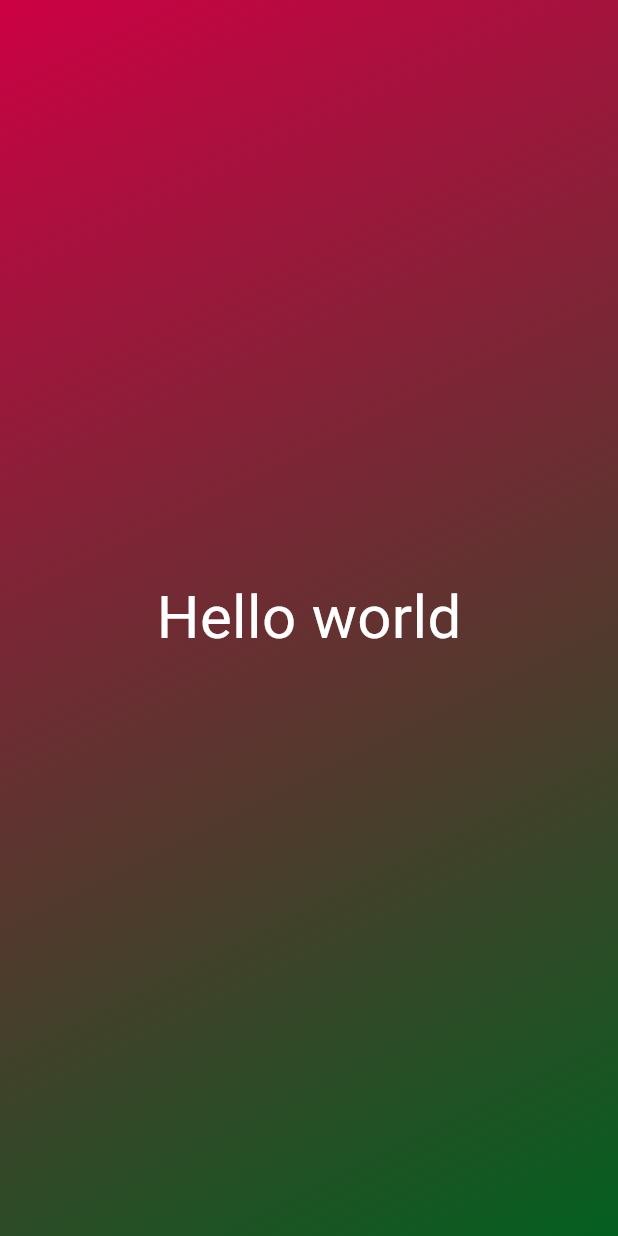
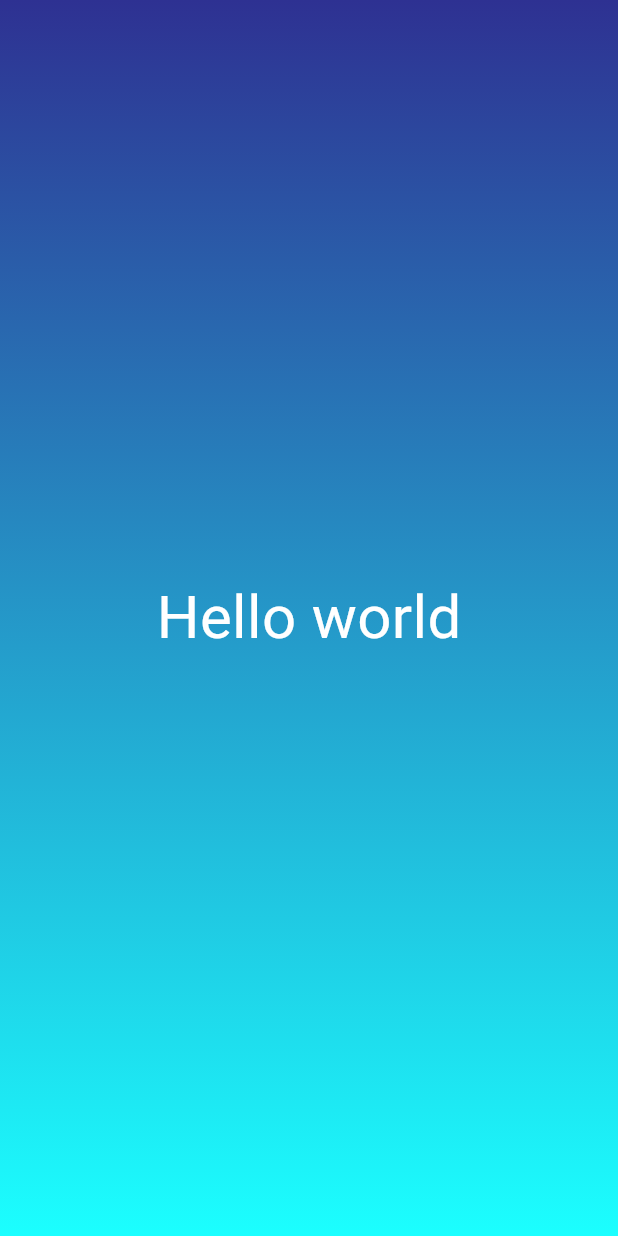
Before and after one commit to SamiulUtshaw/flutter-Dev, a Flutter app: the screen it shows after launch, on a phone screen of 412 x 824 dp. Run offline on Flutter 3.47's test engine with Material 3 defaults, Android fonts, the phone set to English and light mode, and no system bars; Roboto replaces fonts that are missing (Oswald).

Commit message:
class file

```diff
--- /dev/null
+++ b/lib/gradient_container.dart
@@ -0,0 +1,30 @@
+import 'package:flutter/material.dart';
+
+class GradientContainer extends StatelessWidget {
+  const GradientContainer({super.key});
+  @override
+  Widget build(contex){
+    return Container(
+          decoration: const BoxDecoration(
+            gradient: LinearGradient(
+              colors: [
+                Color.fromARGB(255, 46, 49, 146),
+                Color.fromARGB(255, 27, 255, 255),
+              ],
+              begin: Alignment.topCenter,
+              end: Alignment.bottomCenter,
+
+            ),
+          ),
+          child: const Center(
+            child: Text(
+              'Hello world',
+              style: TextStyle(fontFamily: 'Oswald', color: Colors.white, fontSize: 40),
+            ),
+          ),
+        );
+  }
+
+
+
+}
--- a/lib/main.dart
+++ b/lib/main.dart
@@ -1,4 +1,5 @@
 import 'package:flutter/material.dart';
+import 'package:first_app/gradient_container.dart';
 
 void main() {
   runApp(
@@ -9,33 +10,3 @@ void main() {
     ),
   );
 }
-
-
-class GradientContainer extends StatelessWidget {
-  const GradientContainer({super.key});
-  @override
-  Widget build(contex){
-    return Container(
-          decoration: const BoxDecoration(
-            gradient: LinearGradient(
-              colors: [
-                Color.fromARGB(255, 204, 0, 68),
-                Color.fromARGB(255, 3, 95, 31),
-              ],
-              begin: Alignment.topLeft,
-              end: Alignment.bottomRight,
-
-            ),
-          ),
-          child: const Center(
-            child: Text(
-              'Hello world',
-              style: TextStyle(fontFamily: 'Oswald', color: Colors.white, fontSize: 40),
-            ),
-          ),
-        );
-  }
-
-
-
-}
```
